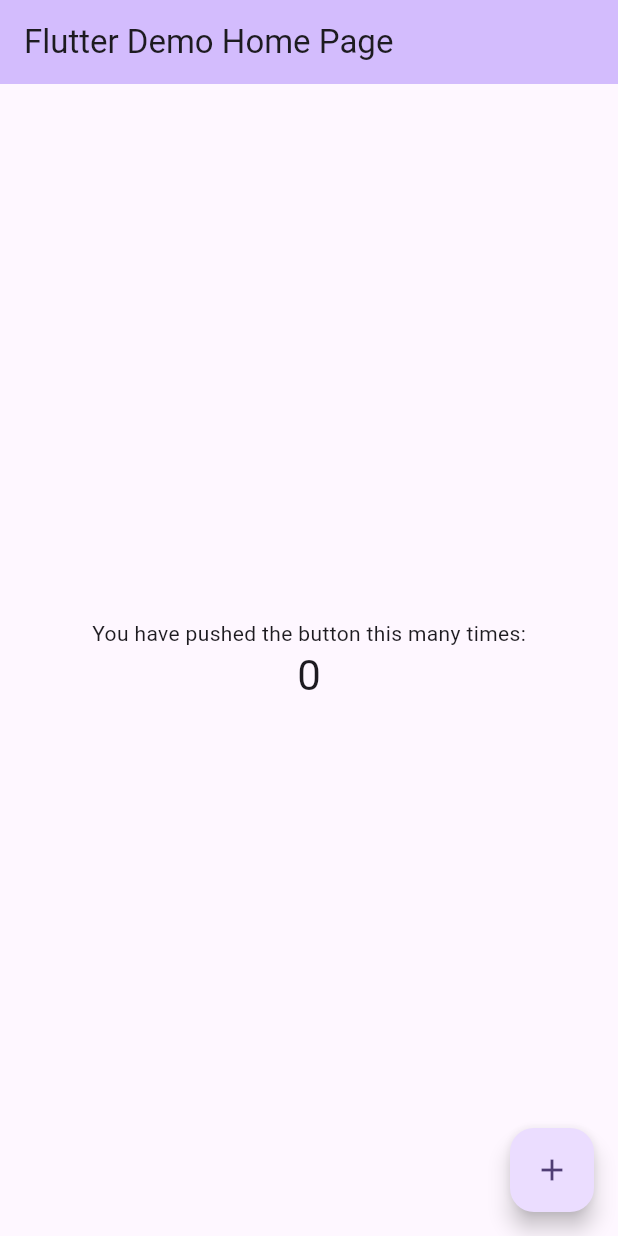
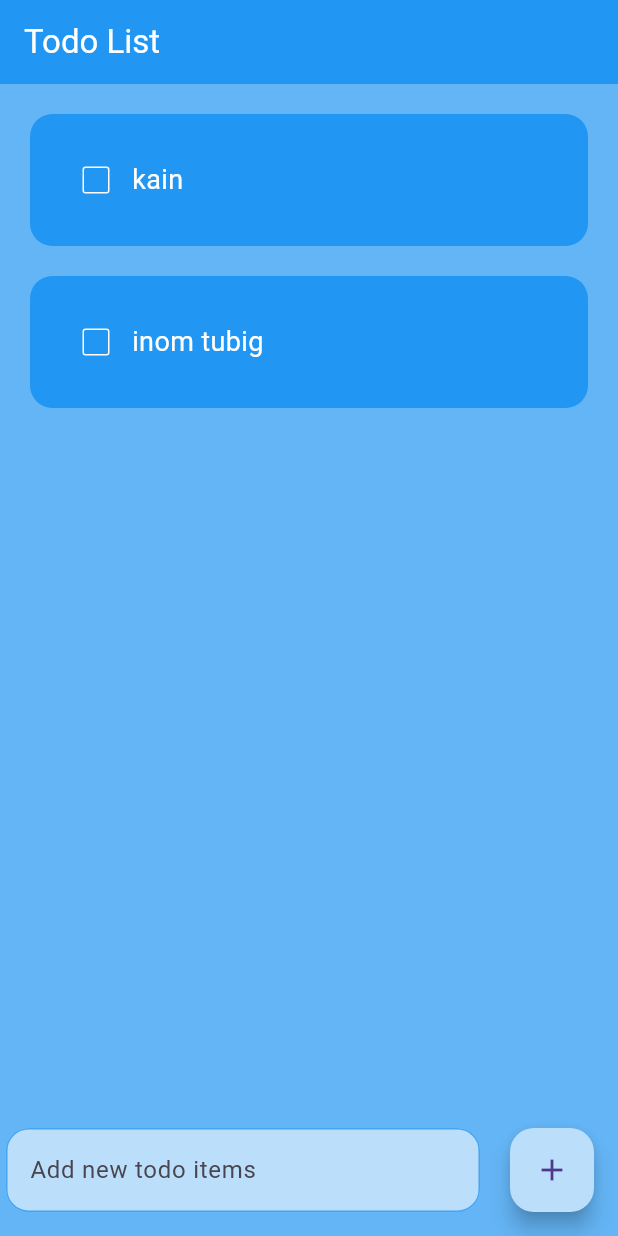
Before and after one commit to markdejessus/Todo-list, a Flutter app: the screen it shows after launch, on a phone screen of 412 x 824 dp. Run offline on Flutter 3.47's test engine with Material 3 defaults, Android fonts, the phone set to English and light mode, and no system bars; drawn by our look-alikes of flutter_slidable.

Commit message:
Add Flutter Slidable package and implement todo list functionality

```diff
--- a/todo_list/lib/main.dart
+++ b/todo_list/lib/main.dart
@@ -1,4 +1,5 @@
 import 'package:flutter/material.dart';
+import 'package:todo_list/pages/home.dart';
 
 void main() {
   runApp(const MyApp());
@@ -7,119 +8,12 @@ void main() {
 class MyApp extends StatelessWidget {
   const MyApp({super.key});
 
-  // This widget is the root of your application.
   @override
   Widget build(BuildContext context) {
     return MaterialApp(
       title: 'Flutter Demo',
-      theme: ThemeData(
-        // This is the theme of your application.
-        //
-        // TRY THIS: Try running your application with "flutter run". You'll see
-        // the application has a purple toolbar. Then, without quitting the app,
-        // try changing the seedColor in the colorScheme below to Colors.green
-        // and then invoke "hot reload" (save your changes or press the "hot
-        // reload" button in a Flutter-supported IDE, or press "r" if you used
-        // the command line to start the app).
-        //
-        // Notice that the counter didn't reset back to zero; the application
-        // state is not lost during the reload. To reset the state, use hot
-        // restart instead.
-        //
-        // This works for code too, not just values: Most code changes can be
-        // tested with just a hot reload.
-        colorScheme: ColorScheme.fromSeed(seedColor: Colors.deepPurple),
-        useMaterial3: true,
-      ),
-      home: const MyHomePage(title: 'Flutter Demo Home Page'),
+      debugShowCheckedModeBanner: false,
+      home: HomePage(),
     );
   }
 }
-
-class MyHomePage extends StatefulWidget {
-  const MyHomePage({super.key, required this.title});
-
-  // This widget is the home page of your application. It is stateful, meaning
-  // that it has a State object (defined below) that contains fields that affect
-  // how it looks.
-
-  // This class is the configuration for the state. It holds the values (in this
-  // case the title) provided by the parent (in this case the App widget) and
-  // used by the build method of the State. Fields in a Widget subclass are
-  // always marked "final".
-
-  final String title;
-
-  @override
-  State<MyHomePage> createState() => _MyHomePageState();
-}
-
-class _MyHomePageState extends State<MyHomePage> {
-  int _counter = 0;
-
-  void _incrementCounter() {
-    setState(() {
-      // This call to setState tells the Flutter framework that something has
-      // changed in this State, which causes it to rerun the build method below
-      // so that the display can reflect the updated values. If we changed
-      // _counter without calling setState(), then the build method would not be
-      // called again, and so nothing would appear to happen.
-      _counter++;
-    });
-  }
-
-  @override
-  Widget build(BuildContext context) {
-    // This method is rerun every time setState is called, for instance as done
-    // by the _incrementCounter method above.
-    //
-    // The Flutter framework has been optimized to make rerunning build methods
-    // fast, so that you can just rebuild anything that needs updating rather
-    // than having to individually change instances of widgets.
-    return Scaffold(
-      appBar: AppBar(
-        // TRY THIS: Try changing the color here to a specific color (to
-        // Colors.amber, perhaps?) and trigger a hot reload to see the AppBar
-        // change color while the other colors stay the same.
-        backgroundColor: Theme.of(context).colorScheme.inversePrimary,
-        // Here we take the value from the MyHomePage object that was created by
-        // the App.build method, and use it to set our appbar title.
-        title: Text(widget.title),
-      ),
-      body: Center(
-        // Center is a layout widget. It takes a single child and positions it
-        // in the middle of the parent.
-        child: Column(
-          // Column is also a layout widget. It takes a list of children and
-          // arranges them vertically. By default, it sizes itself to fit its
-          // children horizontally, and tries to be as tall as its parent.
-          //
-          // Column has various properties to control how it sizes itself and
-          // how it positions its children. Here we use mainAxisAlignment to
-          // center the children vertically; the main axis here is the vertical
-          // axis because Columns are vertical (the cross axis would be
-          // horizontal).
-          //
-          // TRY THIS: Invoke "debug painting" (choose the "Toggle Debug Paint"
-          // action in the IDE, or press "p" in the console), to see the
-          // wireframe for each widget.
-          mainAxisAlignment: MainAxisAlignment.center,
-          children: <Widget>[
-            const Text(
-              'You have pushed the button this many times:',
-            ),
-            Text(
-              '$_counter',
-              style: Theme.of(context).textTheme.headlineMedium,
-            ),
-          ],
-        ),
-      ),
-      floatingActionButton: FloatingActionButton(
-        onPressed: _incrementCounter,
-        tooltip: 'Increment',
-        child: const Icon(Icons.add),
-      ), // This trailing comma makes auto-formatting nicer for build methods.
-    );
-  }
-}
--- /dev/null
+++ b/todo_list/lib/pages/home.dart
@@ -0,0 +1,85 @@
+import 'package:flutter/material.dart';
+import 'package:todo_list/utils/todo_list.dart';
+
+class HomePage extends StatefulWidget {
+  HomePage({super.key});
+
+  @override
+  State<HomePage> createState() => _HomePageState();
+}
+
+class _HomePageState extends State<HomePage> {
+  final TextEditingController _controller = TextEditingController();
+  List toDoList = [
+    ['kain', false],
+    ['inom tubig', false],
+  ];
+
+  void checkBoxChaned(int index) {
+    setState(() {
+      toDoList[index][1] = !toDoList[index][1];
+    });
+  }
+
+  void saveNewTask() {
+    setState(() {
+      toDoList.add([_controller.text, false]);
+      _controller.clear();
+    });
+  }
+
+  @override
+  Widget build(BuildContext context) {
+    return MaterialApp(
+      debugShowCheckedModeBanner: false,
+      home: Scaffold(
+        backgroundColor: Colors.blue.shade300,
+        appBar: AppBar(
+          title: const Text('Todo List'),
+          backgroundColor: Colors.blue,
+          foregroundColor: Colors.white,
+        ),
+        body: ListView.builder(
+          itemCount: toDoList.length,
+          itemBuilder: (context, index) {
+            return Todo(
+              taskName: toDoList[index][0],
+              taskCompleted: toDoList[index][1],
+              onChanged: (value) => checkBoxChaned(index),
+            );
+          },
+        ),
+        floatingActionButton: Row(
+          children: [
+            Expanded(
+              child: Padding(
+                padding: const EdgeInsets.symmetric(horizontal: 20),
+                child: TextField(
+                  controller: _controller,
+                  decoration: InputDecoration(
+                    hintText: 'Add new todo items',
+                    filled: true,
+                    fillColor: Colors.blue.shade100,
+                    enabledBorder: OutlineInputBorder(
+                      borderSide: BorderSide(color: Colors.blue.shade400),
+                      borderRadius: BorderRadius.circular(15),
+                    ),
+                    focusedBorder: OutlineInputBorder(
+                      borderSide: BorderSide(color: Colors.blue.shade400),
+                      borderRadius: BorderRadius.circular(15),
+                    ),
+                  ),
+                ),
+              ),
+            ),
+            FloatingActionButton(
+              onPressed: saveNewTask,
+              backgroundColor: Colors.blue.shade100,
+              child: Icon(Icons.add),
+            ),
+          ],
+        ),
+      ),
+    );
+  }
+}
--- /dev/null
+++ b/todo_list/lib/utils/todo_list.dart
@@ -0,0 +1,66 @@
+import 'package:flutter/material.dart';
+import 'package:flutter_slidable/flutter_slidable.dart';
+
+class Todo extends StatelessWidget {
+  const Todo(
+      {super.key,
+      required this.taskName,
+      required this.taskCompleted,
+      this.onChanged});
+
+  final String taskName;
+  final bool taskCompleted;
+  final Function(bool?)? onChanged;
+
+  @override
+  Widget build(BuildContext context) {
+    return Padding(
+      padding: const EdgeInsets.only(top: 20, left: 20, right: 20, bottom: 0),
+      child: Slidable(
+        endActionPane: ActionPane(
+          motion: StretchMotion(),
+          children: [
+            SlidableAction(
+              onPressed: (context) {},
+              backgroundColor: Colors.red,
+              foregroundColor: Colors.white,
+              borderRadius: BorderRadius.circular(15),
+              icon: Icons.delete,
+              label: 'Delete',
+            ),
+          ],
+        ),
+        child: Container(
+          padding: EdgeInsets.all(20),
+          decoration: BoxDecoration(
+            borderRadius: BorderRadius.circular(15),
+            color: Colors.blue,
+          ),
+          child: Row(
+            children: [
+              Checkbox(
+                value: taskCompleted,
+                onChanged: onChanged,
+                checkColor: Colors.blue,
+                activeColor: Colors.white,
+                side: BorderSide(color: Colors.white),
+              ),
+              Text(
+                taskName,
+                style: TextStyle(
+                  color: Colors.white,
+                  fontSize: 18,
+                  decoration: taskCompleted
+                      ? TextDecoration.lineThrough
+                      : TextDecoration.none,
+                  decorationColor: Colors.white,
+                  decorationThickness: 2,
+                ),
+              ),
+            ],
+          ),
+        ),
+      ),
+    );
+  }
+}
--- a/todo_list/pubspec.yaml
+++ b/todo_list/pubspec.yaml
@@ -45,6 +45,7 @@ dev_dependencies:
   # package. See that file for information about deactivating specific lint
   # rules and activating additional ones.
   flutter_lints: ^5.0.0
+  flutter_slidable: ^3.1.0
 
 # For information on the generic Dart part of this file, see the
 # following page: https://dart.dev/tools/pub/pubspec
```
Also changed, not shown: todo_list/pubspec.lock, 6 other files.
